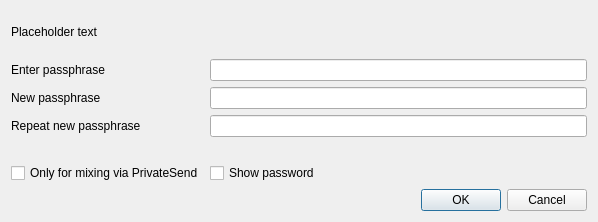
X9Developers/XSN, file src/qt/forms/askpassphrasedialog.ui: the form before one commit.
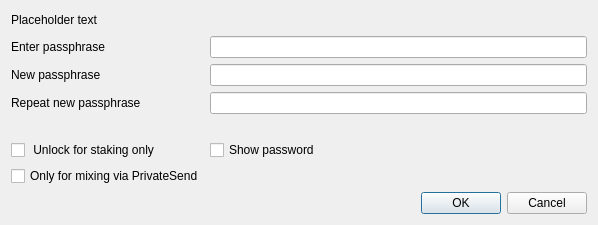
The form after the commit.

Commit message: Added unlock for staking only feature #44  (#121)

```diff
--- a/src/qt/forms/askpassphrasedialog.ui
+++ b/src/qt/forms/askpassphrasedialog.ui
@@ -7,7 +7,7 @@
     <x>0</x>
     <y>0</y>
     <width>598</width>
-    <height>222</height>
+    <height>225</height>
    </rect>
   </property>
   <property name="sizePolicy">
@@ -108,7 +108,7 @@
        </property>
       </widget>
      </item>
-     <item row="4" column="0">
+     <item row="6" column="0">
       <widget class="QCheckBox" name="mixingOnlyCheckBox">
        <property name="enabled">
         <bool>true</bool>
@@ -124,7 +124,20 @@
        </property>
       </widget>
      </item>
-     <item row="4" column="1">
+     <item row="5" column="0">
+      <widget class="QCheckBox" name="stakingCheckBox">
+       <property name="enabled">
+        <bool>true</bool>
+       </property>
+       <property name="visible">
+        <bool>false</bool>
+       </property>
+       <property name="text">
+        <string> Unlock for staking only</string>
+       </property>
+      </widget>
+     </item>
+     <item row="5" column="1">
       <widget class="QCheckBox" name="toggleShowPasswordButton">
        <property name="text">
         <string>Show password</string>
```
The commit also changes 15 other files.
